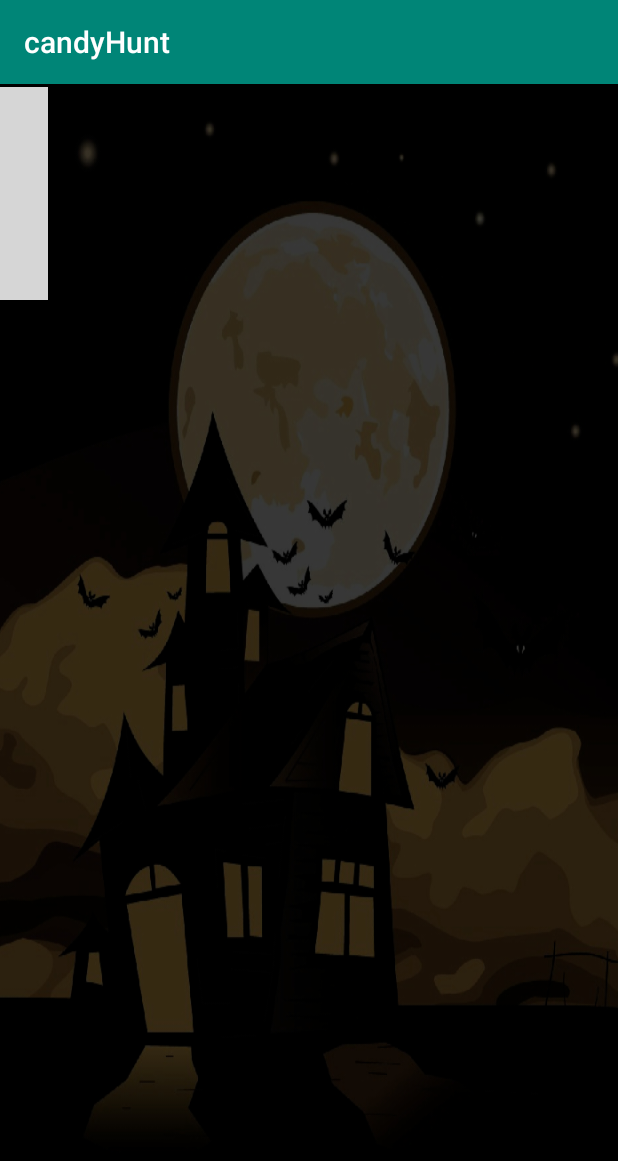
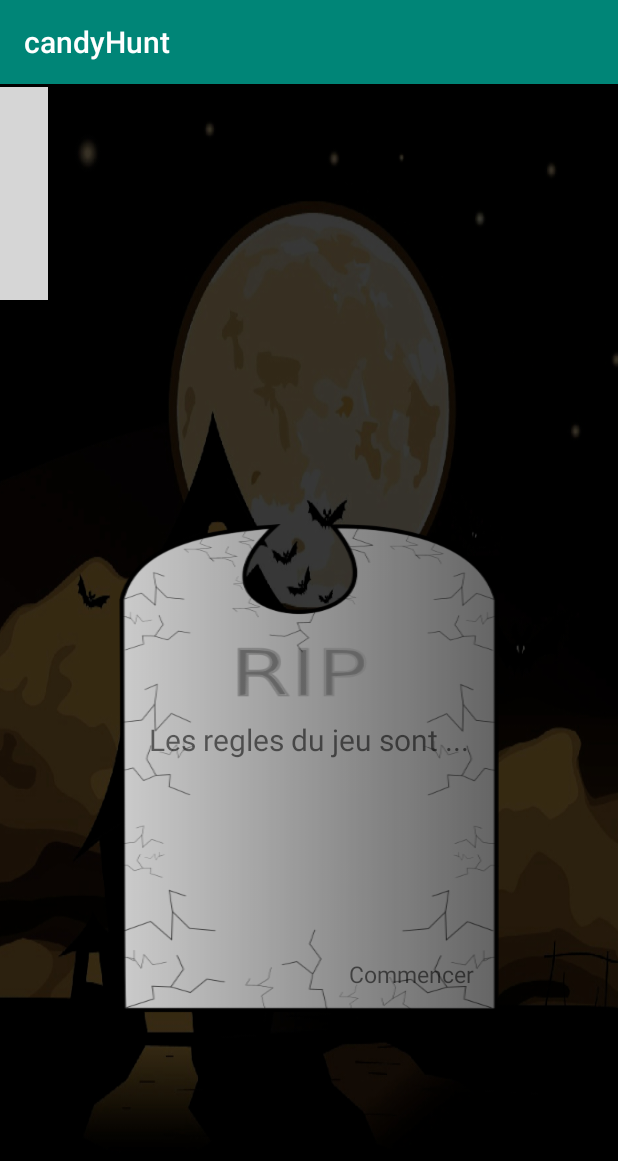
Before and after one commit to RomainMarca/candyHunt, an Android app: the GameArenaActivity screen opened directly, with no data from a screen before it, on a phone screen of 412 x 824 dp. Shown: the top 1161 px of the screen. Run offline under Robolectric (Android 15) with nearby library versions, the light colour scheme and no system bars; libraries missing offline, so code that uses them is left out: cn.iwgang.countdownview; plain views replace CountdownView; 2 statements that could not run were skipped; grey boxes are pictures that could not be loaded.

Commit message:
method Launchgame with tomb rules

```diff
--- a/app/src/main/AndroidManifest.xml
+++ b/app/src/main/AndroidManifest.xml
@@ -18,7 +18,9 @@
                 <category android:name="android.intent.category.LAUNCHER" />
             </intent-filter>
         </activity>
-        <activity android:name=".GameArenaActivity" />
+        <activity android:name=".GameArenaActivity"
+            android:configChanges="orientation"
+            android:screenOrientation="portrait"/>
     </application>
 
 </manifest>
--- a/app/src/main/java/fr/wildcodeschool/candyhunt/GameArenaActivity.java
+++ b/app/src/main/java/fr/wildcodeschool/candyhunt/GameArenaActivity.java
@@ -2,6 +2,9 @@ package fr.wildcodeschool.candyhunt;
 
 import android.os.Bundle;
 import android.support.v7.app.AppCompatActivity;
+import android.view.View;
+import android.widget.ImageView;
+import android.widget.TextView;
 
 import cn.iwgang.countdownview.CountdownView;
 
@@ -17,6 +20,10 @@ public class GameArenaActivity extends AppCompatActivity{
         CountdownView countDownTimer = findViewById(R.id.countdown);
         countDownTimer.start(timeDuration);
 
+        final TextView rules = findViewById(R.id.rules);
+        final TextView close = findViewById(R.id.close);
+
+
 
 
     }
--- a/app/src/main/java/fr/wildcodeschool/candyhunt/GameDieHard.java
+++ b/app/src/main/java/fr/wildcodeschool/candyhunt/GameDieHard.java
@@ -1,4 +1,7 @@
 package fr.wildcodeschool.candyhunt;
+
+import android.view.View;
+import android.widget.TextView;
 
 import java.util.ArrayList;
 
@@ -46,4 +49,14 @@ public class GameDieHard {
     //TODO méthode InitiateNewRound
     //TODO méthode InitiateAllRounds
 
+    public void LaunchGame(final TextView rules, final TextView close) {
+        close.setOnClickListener(new View.OnClickListener() {
+            @Override
+            public void onClick(View v) {
+                rules.setVisibility(View.INVISIBLE);
+                close.setVisibility(View.INVISIBLE);
+            }
+        });
+    }
+
 }
--- a/app/src/main/res/layout/game_arena_activity.xml
+++ b/app/src/main/res/layout/game_arena_activity.xml
@@ -8,6 +8,7 @@
 
 
     <RelativeLayout
+        android:id="@+id/relativeLayout"
         android:layout_width="0dp"
         android:layout_height="0dp"
         android:layout_marginTop="2dp"
@@ -72,4 +73,38 @@
         android:orientation="vertical"
         app:layout_constraintGuide_begin="191dp" />
 
+    <TextView
+        android:id="@+id/rules"
+        android:layout_width="wrap_content"
+        android:layout_height="wrap_content"
+        android:layout_marginStart="8dp"
+        android:layout_marginLeft="8dp"
+        android:layout_marginTop="8dp"
+        android:layout_marginEnd="8dp"
+        android:layout_marginRight="8dp"
+        android:layout_marginBottom="8dp"
+        android:background="@drawable/rip"
+        android:paddingTop="130dp"
+        android:paddingLeft="20dp"
+        android:paddingRight="20dp"
+        android:textSize="20sp"
+        android:text="Les regles du jeu sont ..."
+        app:layout_constraintBottom_toBottomOf="parent"
+        app:layout_constraintEnd_toEndOf="parent"
+        app:layout_constraintStart_toStartOf="parent"
+        app:layout_constraintTop_toTopOf="@+id/guideline" />
+
+    <TextView
+        android:id="@+id/close"
+        android:layout_width="wrap_content"
+        android:layout_height="wrap_content"
+        android:text="Commencer"
+        android:textSize="15sp"
+        app:layout_constraintBottom_toBottomOf="@+id/rules"
+        app:layout_constraintEnd_toEndOf="@+id/rules"
+        app:layout_constraintHorizontal_bias="0.9"
+        app:layout_constraintStart_toStartOf="@+id/rules"
+        app:layout_constraintTop_toTopOf="@+id/rules"
+        app:layout_constraintVertical_bias="0.95" />
+
 </android.support.constraint.ConstraintLayout>
```
Also changed, not shown: app/src/main/res/drawable-hdpi/rip.png (added), app/src/main/res/drawable-mdpi/rip.png (added), app/src/main/res/drawable-xhdpi/rip.png (added), app/src/main/res/drawable-xxhdpi/rip.png (added), app/src/main/res/drawable-xxxhdpi/rip.png (added).
